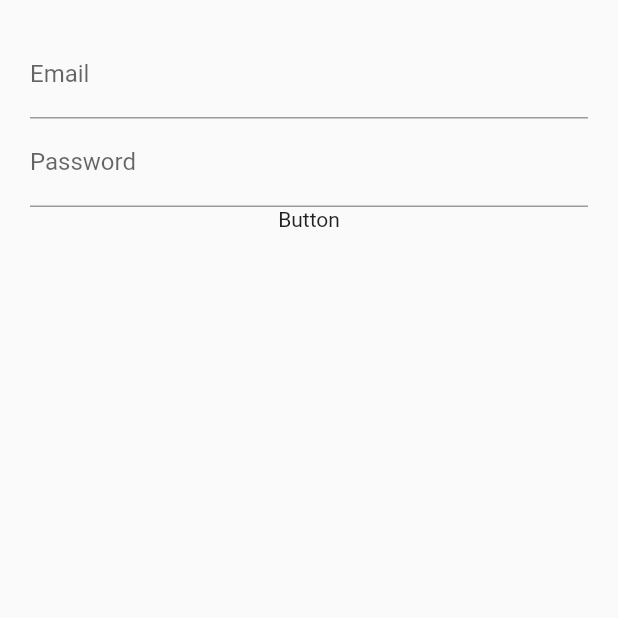
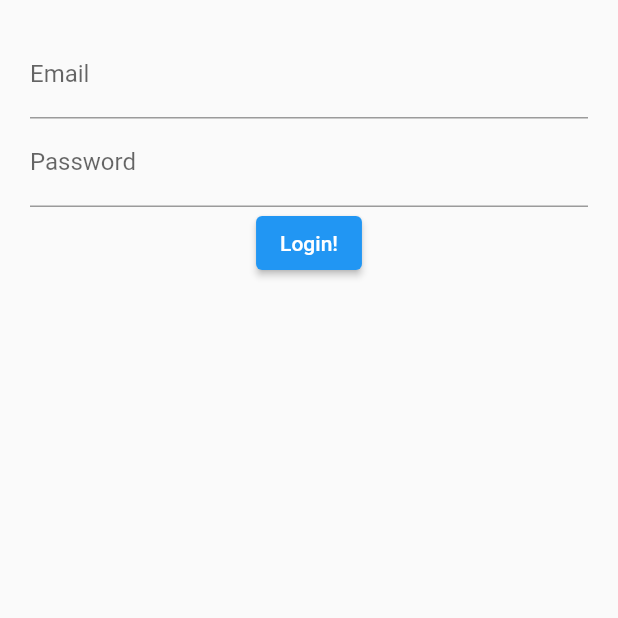
Before and after one commit to karankumarshreds/FlutterForms, a Flutter app: the screen it shows after launch, on a phone screen of 412 x 824 dp, the top half of it. Run offline on Flutter 3.47's test engine with Material 2 defaults, Android fonts, the phone set to English and light mode, and no system bars.

Commit message:
add login widget

```diff
--- a/lib/src/screens/login_screen.dart
+++ b/lib/src/screens/login_screen.dart
@@ -16,10 +16,6 @@ class LoginScreenState extends State<LoginScreen> {
         ),
       ),
     );
-  }
-
-  Widget submitButton() {
-    return Text('Button');
   }
 
   Widget emailField() {
@@ -41,7 +37,13 @@ class LoginScreenState extends State<LoginScreen> {
       decoration: const InputDecoration(
         labelText: 'Password',
       ),
+    );
+  }
 
+  Widget submitButton() {
+    return ElevatedButton(
+      onPressed: () {},
+      child: Text('Login!'),
     );
   }
 }
```
